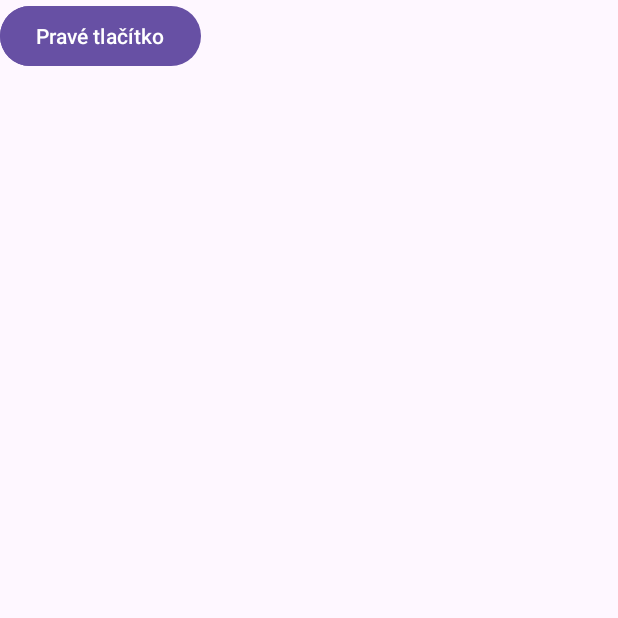
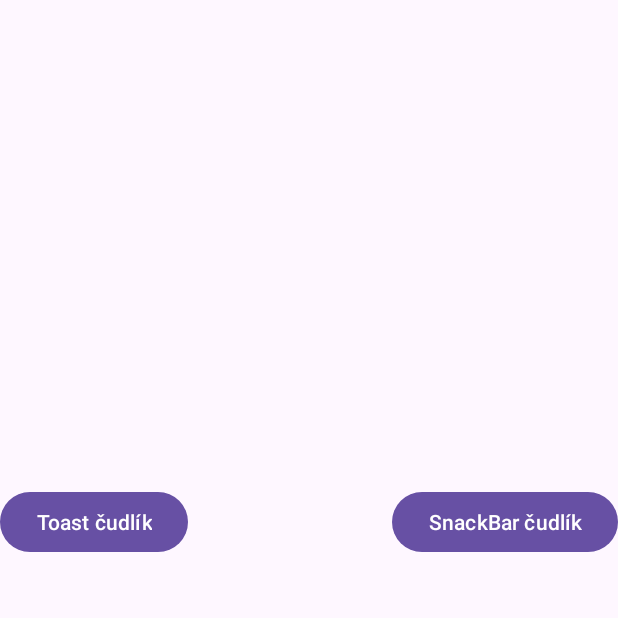
Before and after one commit to Jakub-Moravek01/github-jm-pma-2024, an Android app: the screen it shows after launch (MainActivity), on a phone screen of 412 x 824 dp, the top half of it. Run offline under Robolectric (Android 15) with nearby library versions, the phone set to English and light mode, and no system bars.

Commit message:
#6 vytvoření layoutu

```diff
--- a/MyApp006SnackBarToast/app/src/main/res/layout/activity_main.xml
+++ b/MyApp006SnackBarToast/app/src/main/res/layout/activity_main.xml
@@ -10,16 +10,20 @@
 
 
     <Button
-        android:id="@+id/btnLeft"
+        android:id="@+id/btnShowSnackBar"
         android:layout_width="wrap_content"
         android:layout_height="wrap_content"
-        android:text="Levé tlačítko"
-        />
+        android:layout_marginTop="324dp"
+        android:text="SnackBar čudlík"
+        app:layout_constraintEnd_toEndOf="parent"
+        app:layout_constraintTop_toTopOf="parent" />
 
     <Button
-        android:id="@+id/btnRight"
+        android:id="@+id/btnShowToast"
         android:layout_width="wrap_content"
         android:layout_height="wrap_content"
-        android:text="Pravé tlačítko"
-         />
+        android:layout_marginTop="324dp"
+        android:text="Toast čudlík"
+        app:layout_constraintStart_toStartOf="parent"
+        app:layout_constraintTop_toTopOf="parent" />
 </androidx.constraintlayout.widget.ConstraintLayout>
```
